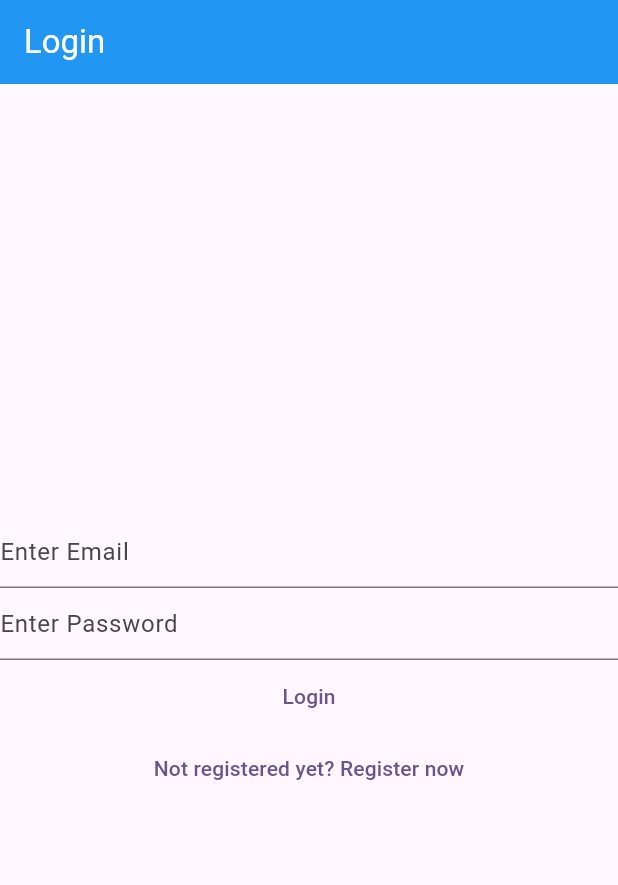
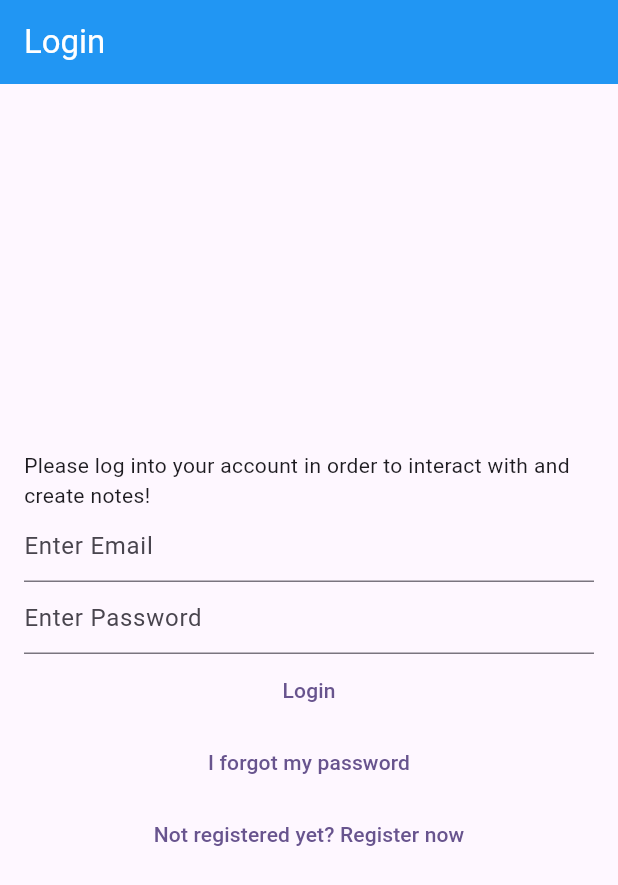
Before and after one commit to ryanmlk/flutter-course, a Flutter app: the screen it shows after launch, on a phone screen of 412 x 824 dp. Shown: the top 885 px of the screen. Run offline on Flutter 3.47's test engine with Material 2 defaults, Android fonts, the phone set to English and light mode, and no system bars; our stand-ins replace bloc, cloud_firestore, equatable, firebase_auth, firebase_core, flutter_bloc and 1 more; accounts and stored records are empty.

Commit message:
Added password reset

```diff
--- a/lib/main.dart
+++ b/lib/main.dart
@@ -6,6 +6,7 @@ import 'package:flutter_course/services/auth/bloc/auth_bloc.dart';
 import 'package:flutter_course/services/auth/bloc/auth_event.dart';
 import 'package:flutter_course/services/auth/bloc/auth_state.dart';
 import 'package:flutter_course/services/auth/firebase_auth_provider.dart';
+import 'package:flutter_course/views/forgot_password_view.dart';
 import 'package:flutter_course/views/notes/create_update_note_view.dart';
 import 'package:flutter_course/views/notes/notes_view.dart';
 import 'package:flutter_course/views/login_view.dart';
@@ -56,6 +57,8 @@ class HomePage extends StatelessWidget {
         return const LoginView();
       } else if (state is AuthStateRegistering) {
         return const RegisterView();
+      } else if (state is AuthStateForgotPassword) {
+        return const ForgotPasswordView();
       } else {
         return const Scaffold(
           body: CircularProgressIndicator(),
--- a/lib/services/auth/auth_provider.dart
+++ b/lib/services/auth/auth_provider.dart
@@ -16,4 +16,6 @@ abstract class AuthProvider {
   Future<void> logOut();
 
   Future<void> sendEmailVerification();
+
+  Future<void> sendPasswordReset({required String toEmail});
 }
--- a/lib/services/auth/auth_service.dart
+++ b/lib/services/auth/auth_service.dart
@@ -33,4 +33,8 @@ class AuthService implements AuthProvider {
 
   @override
   Future<void> sendEmailVerification() => provider.logOut();
+
+  @override
+  Future<void> sendPasswordReset({required String toEmail}) =>
+      provider.sendPasswordReset(toEmail: toEmail);
 }
--- a/lib/services/auth/bloc/auth_event.dart
+++ b/lib/services/auth/bloc/auth_event.dart
@@ -32,3 +32,8 @@ class AuthEventRegister extends AuthEvent {
 class AuthEventShouldRegister extends AuthEvent {
   const AuthEventShouldRegister();
 }
+
+class AuthEventForgotPassword extends AuthEvent {
+  final String? email;
+  const AuthEventForgotPassword({this.email});
+}
--- a/lib/services/auth/bloc/auth_state.dart
+++ b/lib/services/auth/bloc/auth_state.dart
@@ -52,3 +52,13 @@ class AuthStateLoggedOut extends AuthState with EquatableMixin {
   @override
   List<Object?> get props => [exception, isLoading];
 }
+
+class AuthStateForgotPassword extends AuthState {
+  final Exception? exception;
+  final bool hasSentEmail;
+  const AuthStateForgotPassword({
+    required this.exception,
+    required this.hasSentEmail,
+    required bool isLoading,
+  }) : super(isLoading: isLoading);
+}
--- /dev/null
+++ b/lib/utilities/dialogs/password_reset_email_sent_dialog.dart
@@ -0,0 +1,14 @@
+import 'package:flutter/material.dart';
+import 'package:flutter_course/utilities/dialogs/generic_dialog.dart';
+
+Future<void> showPasswordResetSentDialog(BuildContext context) {
+  return showGenericDialog(
+    context: context,
+    title: 'Password Reset',
+    content:
+        'We have now sent you a password reset link, please check your email',
+    optionsBuilder: () => {
+      'OK': null,
+    },
+  );
+}
--- a/lib/views/login_view.dart
+++ b/lib/views/login_view.dart
@@ -55,9 +55,13 @@ class _LoginViewState extends State<LoginView> {
           ),
           backgroundColor: Colors.blue,
         ),
-        body: Column(
+        body: Padding(
+          padding: const EdgeInsets.all(16.0),
+          child: Column(
             mainAxisAlignment: MainAxisAlignment.center,
             children: [
+              const Text(
+                  'Please log into your account in order to interact with and create notes!'),
               TextField(
                 decoration: const InputDecoration(
                   hintText: 'Enter Email',
@@ -87,6 +91,14 @@ class _LoginViewState extends State<LoginView> {
                 ),
               ),
               TextButton(
+                child: const Text('I forgot my password'),
+                onPressed: () {
+                  context.read<AuthBloc>().add(
+                        const AuthEventForgotPassword(),
+                      );
+                },
+              ),
+              TextButton(
                 child: const Text('Not registered yet? Register now'),
                 onPressed: () {
                   context.read<AuthBloc>().add(
@@ -95,6 +107,7 @@ class _LoginViewState extends State<LoginView> {
                 },
               ),
             ],
+          ),
         ),
       ),
     );
```
Also changed, not shown: lib/services/auth/bloc/auth_bloc.dart (+37 -0 lines), lib/services/auth/firebase_auth_provider.dart (+18 -0 lines), lib/views/forgot_password_view.dart (added, +92 -0 lines), lib/views/register_view.dart (+11 -10 lines), 1 other file. Lines whose indentation alone changed are shown as unchanged.
